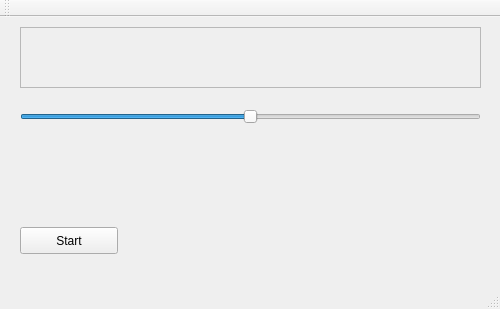
Before: the Qt Designer form mainwindow.ui in gqrx-sdr/gqrx, drawn with Qt 5.
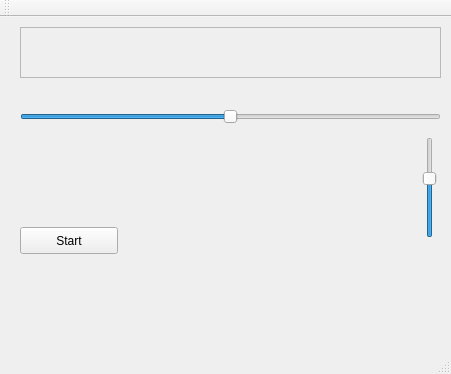
After: the same form once the commit is applied. Custom widgets are drawn as their Qt base class.

Commit message: Added audio gain control.

Patch:
```diff
--- a/mainwindow.ui
+++ b/mainwindow.ui
@@ -6,8 +6,8 @@
    <rect>
     <x>0</x>
     <y>0</y>
-    <width>500</width>
-    <height>309</height>
+    <width>451</width>
+    <height>374</height>
    </rect>
   </property>
   <property name="windowTitle">
@@ -35,8 +35,8 @@
      <rect>
       <x>20</x>
       <y>10</y>
-      <width>461</width>
-      <height>61</height>
+      <width>421</width>
+      <height>51</height>
      </rect>
     </property>
     <property name="frameShape">
@@ -51,7 +51,7 @@
      <rect>
       <x>20</x>
       <y>90</y>
-      <width>461</width>
+      <width>421</width>
       <height>19</height>
      </rect>
     </property>
@@ -74,6 +74,31 @@
      <number>0</number>
     </property>
    </widget>
+   <widget class="QSlider" name="audioGainSlider">
+    <property name="geometry">
+     <rect>
+      <x>420</x>
+      <y>120</y>
+      <width>19</width>
+      <height>101</height>
+     </rect>
+    </property>
+    <property name="statusTip">
+     <string>Audio Gain</string>
+    </property>
+    <property name="minimum">
+     <number>-800</number>
+    </property>
+    <property name="maximum">
+     <number>200</number>
+    </property>
+    <property name="value">
+     <number>-200</number>
+    </property>
+    <property name="orientation">
+     <enum>Qt::Vertical</enum>
+    </property>
+   </widget>
   </widget>
   <widget class="QMenuBar" name="menuBar">
    <property name="geometry">
```
Left out of the diff: 2 changed lines with no effect on the pictures. The commit also changes 4 other files.
